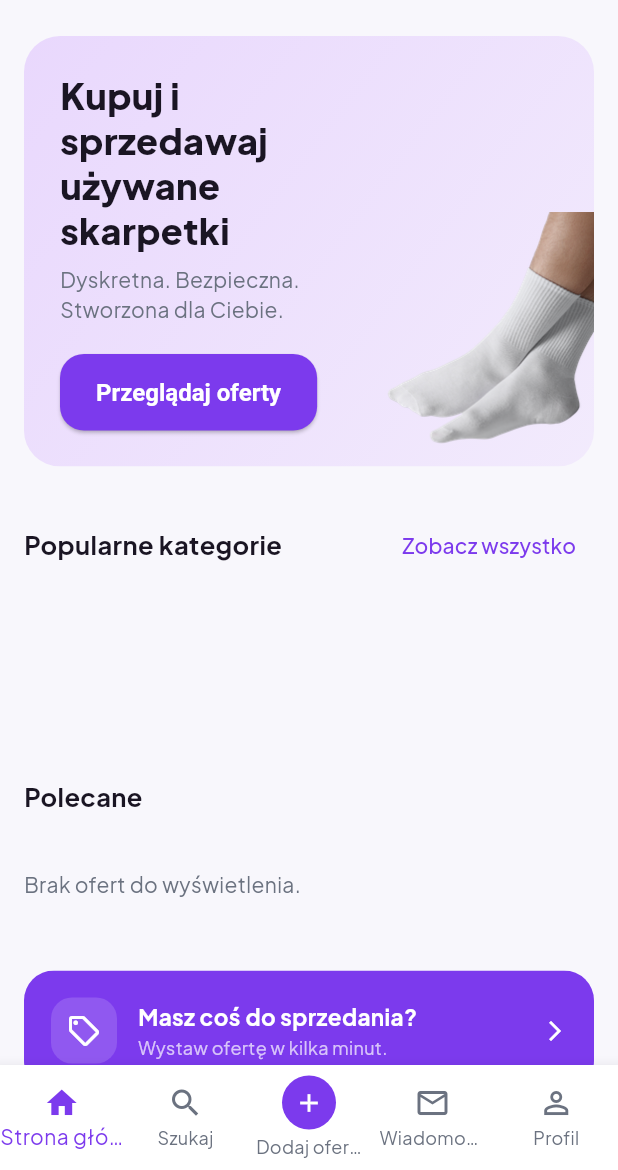
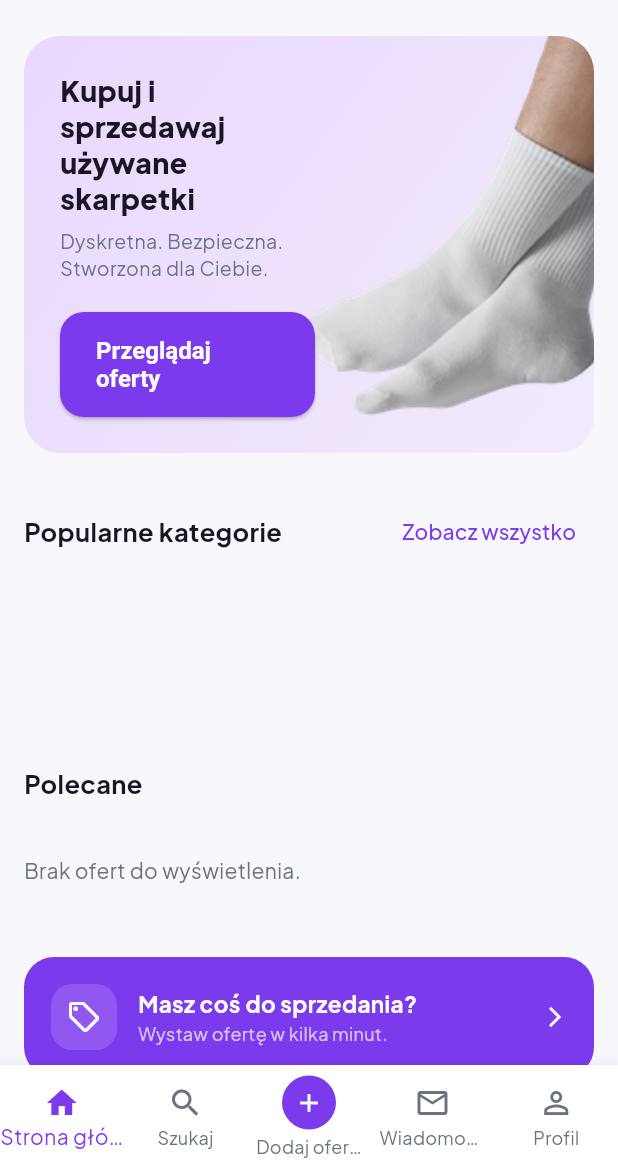
Before and after one commit to cupramich-boop/SoleTrade, a Flutter app: the screen it shows once a user with an empty profile is signed in, on a phone screen of 412 x 824 dp, the part 66-1236 px from its top. Run offline on Flutter 3.47's test engine with Material 3 defaults, Android fonts, the phone set to English and light mode, and no system bars; our stand-ins replace cached_network_image, firebase_core, firebase_messaging, flutter_dotenv, flutter_riverpod, go_router and 4 more; accounts and stored records are empty; network calls fail.

Commit message:
Poprawka tekstu banera - mniejsza czcionka, naturalne zawijanie zamiast lamania na 4 linijki

```diff
--- a/lib/screens/home/home_screen.dart
+++ b/lib/screens/home/home_screen.dart
@@ -229,27 +229,27 @@ class _HeroBanner extends StatelessWidget {
         child: Stack(
           children: [
             Positioned(
-              right: -16,
+              right: 0,
               bottom: 0,
               top: 0,
+              width: 190,
               child: Image.asset(
                 'assets/images/baner.png',
-                width: 170,
-                fit: BoxFit.contain,
-                alignment: Alignment.bottomRight,
+                fit: BoxFit.cover,
+                alignment: Alignment.center,
               ),
             ),
             Padding(
               padding: const EdgeInsets.all(24),
               child: ConstrainedBox(
-                constraints: const BoxConstraints(maxWidth: 210),
+                constraints: const BoxConstraints(maxWidth: 170),
                 child: Column(
                   crossAxisAlignment: CrossAxisAlignment.start,
                   children: [
                     const Text(
-                      'Kupuj i sprzedawaj\nużywane skarpetki',
+                      'Kupuj i sprzedawaj używane skarpetki',
                       style: TextStyle(
-                        fontSize: 24,
+                        fontSize: 19,
                         fontWeight: FontWeight.w800,
                         color: AppColors.textPrimary,
                         height: 1.25,
@@ -257,8 +257,9 @@ class _HeroBanner extends StatelessWidget {
                     ),
                     const SizedBox(height: 8),
                     const Text(
-                      'Dyskretna. Bezpieczna.\nStworzona dla Ciebie.',
+                      'Dyskretna. Bezpieczna. Stworzona dla Ciebie.',
                       style: TextStyle(
+                        fontSize: 13,
                         color: AppColors.textSecondary,
                         height: 1.4,
                       ),
```
Also changed, not shown: 3 other files.
